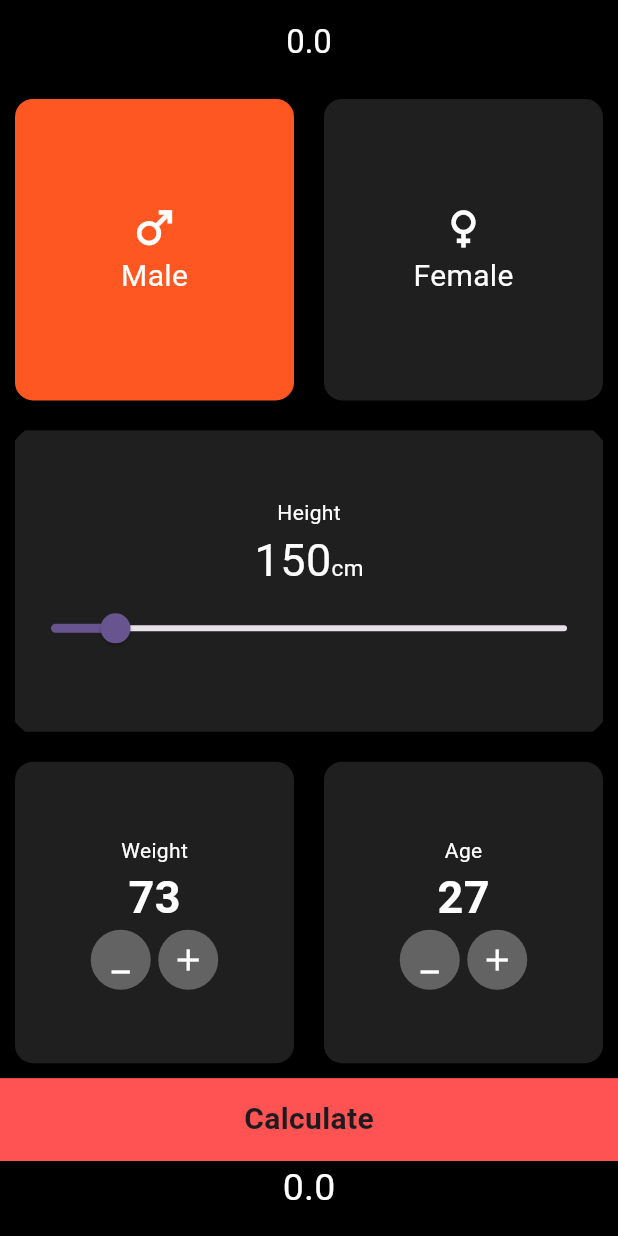
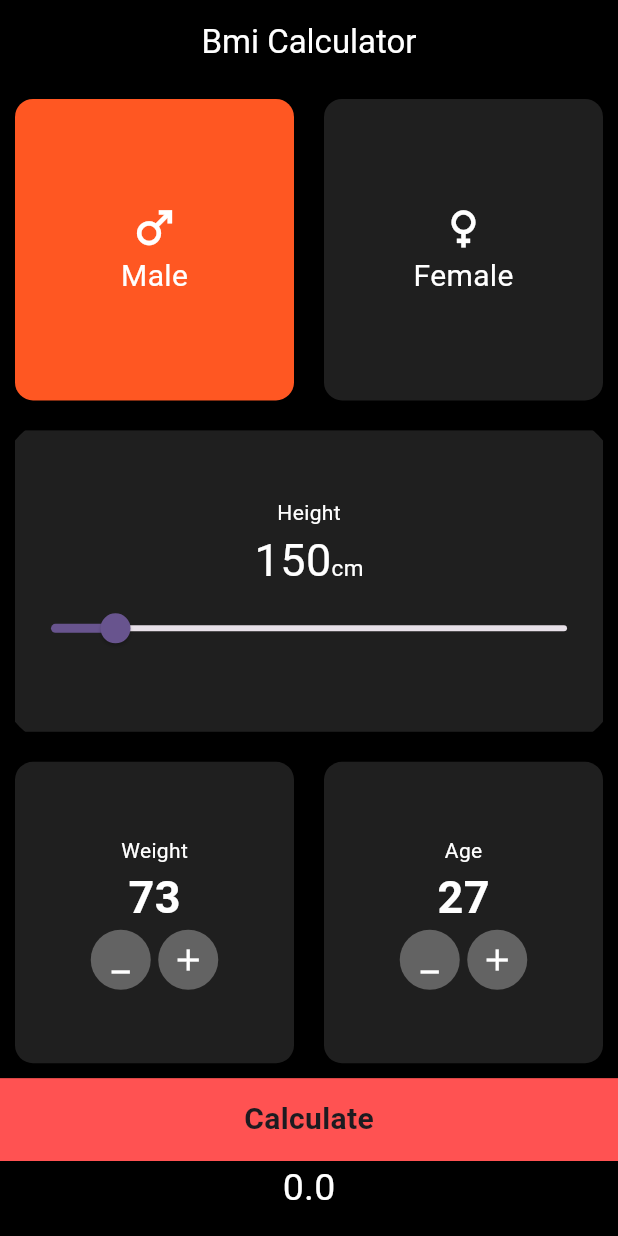
Before and after one commit to jhalto/bmi_calculator, a Flutter app: the screen it shows after launch, on a phone screen of 412 x 824 dp. Run offline on Flutter 3.47's test engine with Material 3 defaults, Android fonts, the phone set to English and light mode, and no system bars.

Commit message:
Bmi Calculator

```diff
--- a/lib/homepage.dart
+++ b/lib/homepage.dart
@@ -20,7 +20,7 @@ class _HomePageState extends State<HomePage> {
       child: Scaffold(
         appBar: AppBar(
           backgroundColor: Colors.black,
-          title: Center(child: Text("$result",style: const TextStyle(
+          title: Center(child: Text("Bmi Calculator",style: const TextStyle(
               color: Colors.white
           ),)),),
         body: Container(
```
